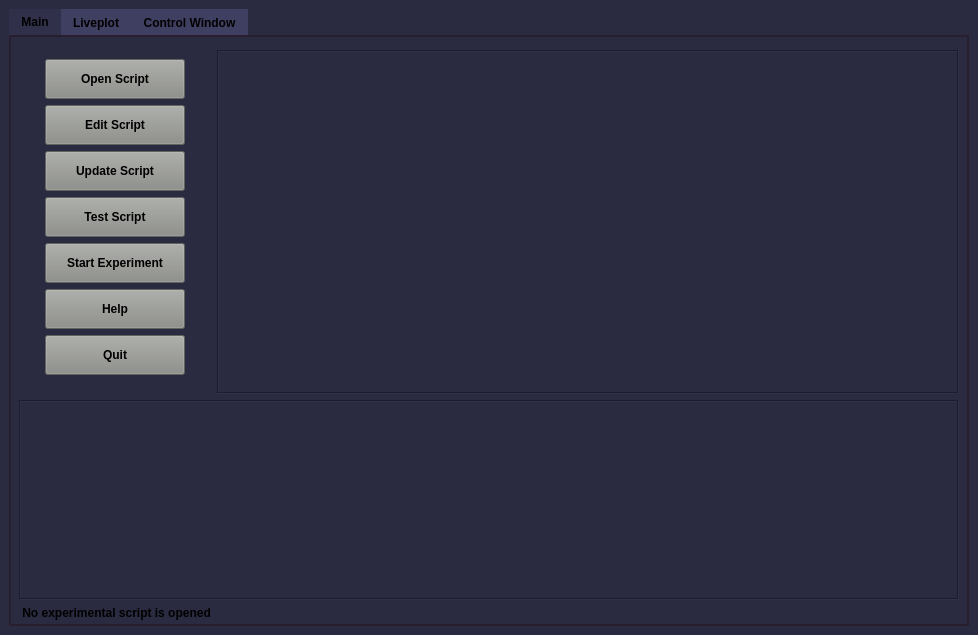
Above: atomize/main/gui/main_window.ui from Anatoly1010/Atomize_ITC before the change. Below: the same form after it.
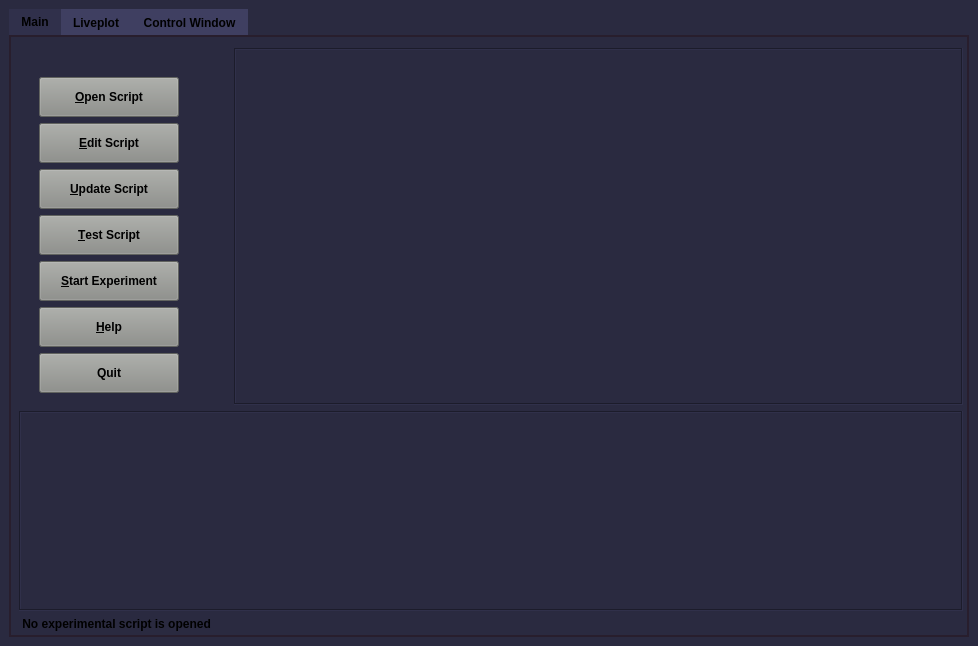
That is the form after the change. The open tabs and pages were chosen to show the change. Custom widgets are drawn as their Qt base class.

The edit to the form file:
```diff
--- a/atomize/main/gui/main_window.ui
+++ b/atomize/main/gui/main_window.ui
@@ -7,7 +7,7 @@
     <x>0</x>
     <y>0</y>
     <width>978</width>
-    <height>635</height>
+    <height>646</height>
    </rect>
   </property>
   <property name="sizePolicy">
@@ -94,28 +94,37 @@
         <property name="bottomMargin">
          <number>4</number>
         </property>
-        <item row="0" column="0">
-         <layout class="QGridLayout" name="gridLayout_tab" rowstretch="0,0,0,0,0,0,0,0,0,0,0,0" columnstretch="0,0,0,0,0">
+        <item row="2" column="0">
+         <widget class="QLabel" name="label_filename">
+          <property name="sizePolicy">
+           <sizepolicy hsizetype="Fixed" vsizetype="Fixed">
+            <horstretch>0</horstretch>
+            <verstretch>0</verstretch>
+           </sizepolicy>
+          </property>
+          <property name="font">
+           <font>
+            <weight>75</weight>
+            <bold>true</bold>
+           </font>
+          </property>
+          <property name="text">
+           <string> No experimental script is opened</string>
+          </property>
+         </widget>
+        </item>
+        <item row="1" column="0">
+         <layout class="QGridLayout" name="gridLayout_tab" rowstretch="0,0,0,0,0,0,0,0,0,0,0,0" columnstretch="0,0,0,0">
           <property name="sizeConstraint">
            <enum>QLayout::SetMinAndMaxSize</enum>
           </property>
           <property name="topMargin">
            <number>4</number>
           </property>
-          <item row="2" column="4">
-           <spacer name="horizontalSpacer_4">
-            <property name="orientation">
-             <enum>Qt::Horizontal</enum>
-            </property>
-            <property name="sizeHint" stdset="0">
-             <size>
-              <width>4</width>
-              <height>20</height>
-             </size>
-            </property>
-           </spacer>
-          </item>
-          <item row="6" column="1">
+          <property name="horizontalSpacing">
+           <number>20</number>
+          </property>
+          <item row="7" column="1">
            <widget class="QPushButton" name="button_start">
             <property name="minimumSize">
              <size>
@@ -133,69 +142,12 @@
              <string notr="true">background-color: rgb(136, 138, 133);</string>
             </property>
             <property name="text">
-             <string>Start Experiment</string>
+             <string>&amp;Start Experiment</string>
             </property>
            </widget>
           </item>
-          <item row="2" column="1">
-           <widget class="QPushButton" name="button_open">
-            <property name="sizePolicy">
-             <sizepolicy hsizetype="Minimum" vsizetype="Fixed">
-              <horstretch>0</horstretch>
-              <verstretch>0</verstretch>
-             </sizepolicy>
-            </property>
-            <property name="minimumSize">
-             <size>
-              <width>140</width>
-              <height>40</height>
-             </size>
-            </property>
-            <property name="font">
-             <font>
-              <weight>75</weight>
-              <bold>true</bold>
-             </font>
-            </property>
-            <property name="styleSheet">
-             <string notr="true">background-color: rgb(136, 138, 133);</string>
-            </property>
-            <property name="text">
-             <string>Open Script</string>
-            </property>
-           </widget>
-          </item>
-          <item row="2" column="2">
-           <spacer name="horizontalSpacer">
-            <property name="orientation">
-             <enum>Qt::Horizontal</enum>
-            </property>
-            <property name="sizeHint" stdset="0">
-             <size>
-              <width>15</width>
-              <height>20</height>
-             </size>
-            </property>
-           </spacer>
-          </item>
-          <item row="1" column="1">
-           <spacer name="verticalSpacer_4">
-            <property name="orientation">
-             <enum>Qt::Vertical</enum>
-            </property>
-            <property name="sizeType">
-             <enum>QSizePolicy::Fixed</enum>
-            </property>
-            <property name="sizeHint" stdset="0">
-             <size>
-              <width>20</width>
-              <height>0</height>
-             </size>
-            </property>
-           </spacer>
-          </item>
-          <item row="4" column="1">
-           <widget class="QPushButton" name="button_reload">
+          <item row="8" column="1">
+           <widget class="QPushButton" name="button_help">
             <property name="minimumSize">
              <size>
               <width>0</width>
@@ -212,22 +164,19 @@
              <string notr="true">background-color: rgb(136, 138, 133);</string>
             </property>
             <property name="text">
-             <string>Update Script</string>
+             <string>&amp;Help</string>
             </property>
            </widget>
           </item>
-          <item row="1" column="0">
-           <spacer name="verticalSpacer_6">
+          <item row="10" column="1">
+           <spacer name="verticalSpacer_3">
             <property name="orientation">
              <enum>Qt::Vertical</enum>
             </property>
-            <property name="sizeType">
-             <enum>QSizePolicy::Fixed</enum>
-            </property>
             <property name="sizeHint" stdset="0">
              <size>
               <width>20</width>
-              <height>3</height>
+              <height>40</height>
              </size>
             </property>
            </spacer>
@@ -286,22 +235,6 @@
             </property>
            </widget>
           </item>
-          <item row="0" column="1">
-           <spacer name="verticalSpacer_5">
-            <property name="orientation">
-             <enum>Qt::Vertical</enum>
-            </property>
-            <property name="sizeType">
-             <enum>QSizePolicy::Fixed</enum>
-            </property>
-            <property name="sizeHint" stdset="0">
-             <size>
-              <width>20</width>
-              <height>3</height>
-             </size>
-            </property>
-           </spacer>
-          </item>
           <item row="11" column="0" colspan="4">
            <widget class="CodeEditor" name="text_errors">
             <property name="minimumSize">
@@ -354,7 +287,57 @@
             </property>
            </widget>
           </item>
+          <item row="5" column="1">
+           <widget class="QPushButton" name="button_reload">
+            <property name="minimumSize">
+             <size>
+              <width>0</width>
+              <height>40</height>
+             </size>
+            </property>
+            <property name="font">
+             <font>
+              <weight>75</weight>
+              <bold>true</bold>
+             </font>
+            </property>
+            <property name="styleSheet">
+             <string notr="true">background-color: rgb(136, 138, 133);</string>
+            </property>
+            <property name="text">
+             <string>&amp;Update Script</string>
+            </property>
+           </widget>
+          </item>
           <item row="3" column="1">
+           <widget class="QPushButton" name="button_open">
+            <property name="sizePolicy">
+             <sizepolicy hsizetype="Minimum" vsizetype="Fixed">
+              <horstretch>0</horstretch>
+              <verstretch>0</verstretch>
+             </sizepolicy>
+            </property>
+            <property name="minimumSize">
+             <size>
+              <width>140</width>
+              <height>40</height>
+             </size>
+            </property>
+            <property name="font">
+             <font>
+              <weight>75</weight>
+              <bold>true</bold>
+             </font>
+            </property>
+            <property name="styleSheet">
+             <string notr="true">background-color: rgb(136, 138, 133);</string>
+            </property>
+            <property name="text">
+             <string>&amp;Open Script</string>
+            </property>
+           </widget>
+          </item>
+          <item row="4" column="1">
            <widget class="QPushButton" name="button_edit">
             <property name="minimumSize">
              <size>
@@ -372,24 +355,78 @@
              <string notr="true">background-color: rgb(136, 138, 133);</string>
             </property>
             <property name="text">
-             <string>Edit Script</string>
+             <string>&amp;Edit Script</string>
             </property>
            </widget>
           </item>
-          <item row="9" column="1" rowspan="2">
+          <item row="1" column="1">
            <spacer name="verticalSpacer">
             <property name="orientation">
              <enum>Qt::Vertical</enum>
             </property>
+            <property name="sizeType">
+             <enum>QSizePolicy::Fixed</enum>
+            </property>
             <property name="sizeHint" stdset="0">
              <size>
               <width>20</width>
-              <height>56</height>
+              <height>0</height>
              </size>
             </property>
            </spacer>
           </item>
-          <item row="8" column="1">
+          <item row="0" column="1">
+           <spacer name="verticalSpacer_4">
+            <property name="orientation">
+             <enum>Qt::Vertical</enum>
+            </property>
+            <property name="sizeType">
+             <enum>QSizePolicy::Fixed</enum>
+            </property>
+            <property name="sizeHint" stdset="0">
+             <size>
+              <width>20</width>
+              <height>1</height>
+             </size>
+            </property>
+           </spacer>
+          </item>
+          <item row="6" column="1">
+           <widget class="QPushButton" name="button_test">
+            <property name="minimumSize">
+             <size>
+              <width>0</width>
+              <height>40</height>
+             </size>
+            </property>
+            <property name="font">
+             <font>
+              <weight>75</weight>
+              <bold>true</bold>
+             </font>
+            </property>
+            <property name="styleSheet">
+             <string notr="true">background-color: rgb(136, 138, 133);</string>
+            </property>
+            <property name="text">
+             <string>&amp;Test Script</string>
+            </property>
+           </widget>
+          </item>
+          <item row="3" column="2">
+           <spacer name="horizontalSpacer">
+            <property name="orientation">
+             <enum>Qt::Horizontal</enum>
+            </property>
+            <property name="sizeHint" stdset="0">
+             <size>
+              <width>15</width>
+              <height>20</height>
+             </size>
+            </property>
+           </spacer>
+          </item>
+          <item row="9" column="1">
            <widget class="QPushButton" name="button_quit">
             <property name="minimumSize">
              <size>
@@ -411,91 +448,24 @@
             </property>
            </widget>
           </item>
-          <item row="9" column="2" rowspan="2">
-           <spacer name="verticalSpacer_3">
+          <item row="2" column="1">
+           <spacer name="verticalSpacer_6">
             <property name="orientation">
              <enum>Qt::Vertical</enum>
             </property>
+            <property name="sizeType">
+             <enum>QSizePolicy::Fixed</enum>
+            </property>
             <property name="sizeHint" stdset="0">
              <size>
               <width>20</width>
-              <height>40</height>
+              <height>10</height>
              </size>
             </property>
            </spacer>
           </item>
-          <item row="2" column="0">
-           <spacer name="horizontalSpacer_2">
-            <property name="orientation">
-             <enum>Qt::Horizontal</enum>
-            </property>
-            <property name="sizeHint" stdset="0">
-             <size>
-              <width>15</width>
-              <height>20</height>
-             </size>
-            </property>
-           </spacer>
-          </item>
-          <item row="5" column="1">
-           <widget class="QPushButton" name="button_test">
-            <property name="minimumSize">
-             <size>
-              <width>0</width>
-              <height>40</height>
-             </size>
-            </property>
-            <property name="font">
-             <font>
-              <weight>75</weight>
-              <bold>true</bold>
-             </font>
-            </property>
-            <property name="styleSheet">
-             <string notr="true">background-color: rgb(136, 138, 133);</string>
-            </property>
-            <property name="text">
-             <string>Test Script</string>
-            </property>
-           </widget>
-          </item>
-          <item row="7" column="1">
-           <widget class="QPushButton" name="button_help">
-            <property name="minimumSize">
-             <size>
-              <width>0</width>
-              <height>40</height>
-             </size>
-            </property>
-            <property name="font">
-             <font>
-              <weight>75</weight>
-              <bold>true</bold>
-             </font>
-            </property>
-            <property name="styleSheet">
-             <string notr="true">background-color: rgb(136, 138, 133);</string>
-            </property>
-            <property name="text">
-             <string>Help</string>
-            </property>
-           </widget>
-          </item>
          </layout>
         </item>
-        <item row="1" column="0">
-         <widget class="QLabel" name="label_filename">
-          <property name="font">
-           <font>
-            <weight>75</weight>
-            <bold>true</bold>
-           </font>
-          </property>
-          <property name="text">
-           <string> No experimental script is opened</string>
-          </property>
-         </widget>
-        </item>
        </layout>
       </widget>
       <widget class="QWidget" name="tab_liveplot">
```
Left out of the diff: 2 changed lines with no effect on the pictures.
